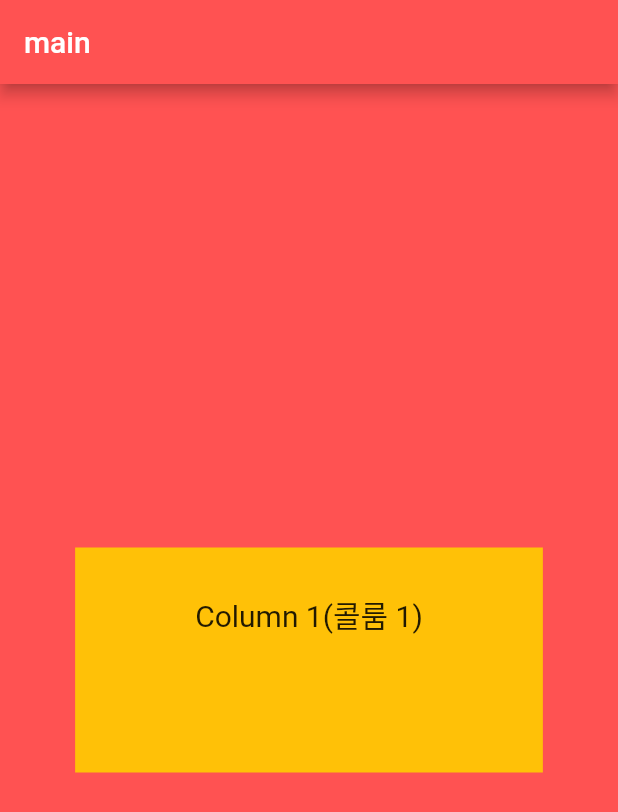
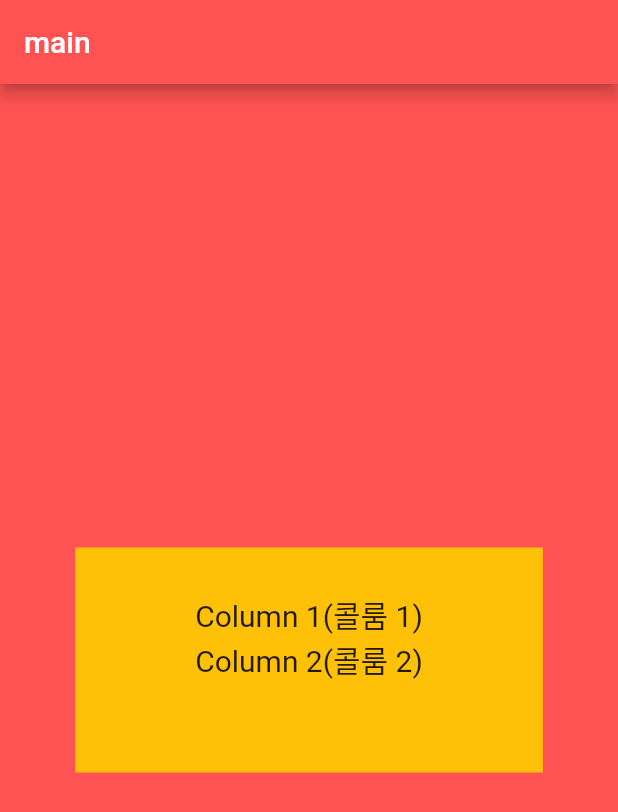
Before and after one commit to selpeapi/flutter_app3, a Flutter app: the screen it shows after launch, on a phone screen of 412 x 824 dp. Shown: the top 812 px of the screen. Run offline on Flutter 3.47's test engine with Material 2 defaults, Android fonts, the phone set to English and light mode, and no system bars.

Commit message:
Column [Column, 2 ] ~20.11.18

```diff
--- a/lib/main.dart
+++ b/lib/main.dart
@@ -34,6 +34,10 @@ class _MainPageState extends State<MainPage> {
               "Column 1(콜룸 1)",
               style: TextStyle(fontSize: 20),
             ),
+            Text(
+              "Column 2(콜룸 2)",
+              style: TextStyle(fontSize: 20),
+            )
           ],
         ),
       ),
```
